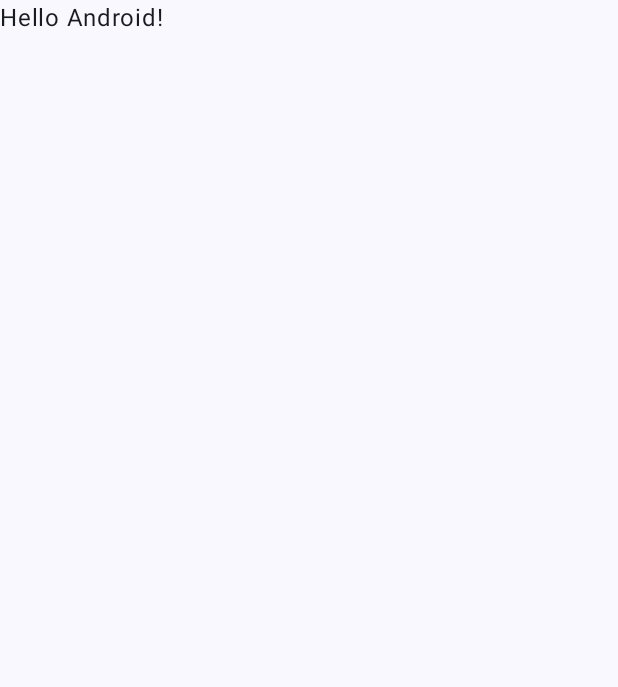
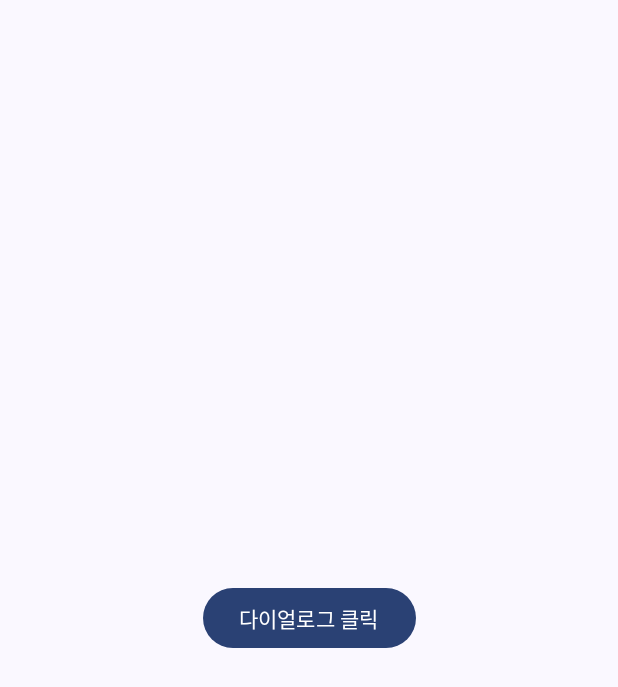
Before and after one commit to hyosikchoi/ComposePracticeRepo, an Android app built with Jetpack Compose: the screen it shows after launch (MainActivity), on a phone screen of 412 x 824 dp. Before the commit the part shown is almost empty. Shown: the top 687 px of the screen. Run offline under Robolectric (Android 15) with nearby library versions, the phone set to English and light mode, and no system bars.

Commit message:
Add - Dialog sample code practice

```diff
--- a/app/src/main/java/com/hyosik/composepractice/MainActivity.kt
+++ b/app/src/main/java/com/hyosik/composepractice/MainActivity.kt
@@ -3,13 +3,35 @@ package com.hyosik.composepractice
 import android.os.Bundle
 import androidx.activity.ComponentActivity
 import androidx.activity.compose.setContent
+import androidx.compose.foundation.background
+import androidx.compose.foundation.layout.Arrangement
+import androidx.compose.foundation.layout.Box
+import androidx.compose.foundation.layout.Column
+import androidx.compose.foundation.layout.Spacer
 import androidx.compose.foundation.layout.fillMaxSize
+import androidx.compose.foundation.layout.height
+import androidx.compose.foundation.layout.padding
+import androidx.compose.foundation.layout.width
+import androidx.compose.foundation.layout.wrapContentHeight
+import androidx.compose.foundation.shape.RoundedCornerShape
+import androidx.compose.material3.Button
+import androidx.compose.material3.Card
+import androidx.compose.material3.CardDefaults
 import androidx.compose.material3.MaterialTheme
+import androidx.compose.material3.Shapes
 import androidx.compose.material3.Surface
 import androidx.compose.material3.Text
 import androidx.compose.runtime.Composable
+import androidx.compose.runtime.getValue
+import androidx.compose.runtime.mutableStateOf
+import androidx.compose.runtime.saveable.rememberSaveable
+import androidx.compose.runtime.setValue
+import androidx.compose.ui.Alignment
 import androidx.compose.ui.Modifier
+import androidx.compose.ui.graphics.Color
+import androidx.compose.ui.graphics.Shape
 import androidx.compose.ui.tooling.preview.Preview
+import androidx.compose.ui.unit.dp
 import com.hyosik.composepractice.ui.theme.ComposePracticeTheme
 
 class MainActivity : ComponentActivity() {
@@ -22,7 +44,42 @@ class MainActivity : ComponentActivity() {
                     modifier = Modifier.fillMaxSize(),
                     color = MaterialTheme.colorScheme.background
                 ) {
-                    Greeting("Android")
+                    Column(
+                        modifier = Modifier.fillMaxSize(),
+                        verticalArrangement = Arrangement.Center,
+                        horizontalAlignment = Alignment.CenterHorizontally
+                    ) {
+
+                        var isShow by rememberSaveable {
+                            mutableStateOf(false)
+                        }
+
+                        Button(onClick = { isShow = !isShow }) {
+                            Text(text = "다이얼로그 클릭")
+                        }
+
+                        if(isShow){
+                            Box(
+                                modifier = Modifier
+                                    .width(200.dp)
+                                    .height(120.dp)
+                                    .background(Color.Black.copy(alpha = 0.7f)),
+                                contentAlignment = Alignment.Center
+
+                            ) {
+                                Card(
+                                    shape = RoundedCornerShape(3.dp)
+                                ) {
+                                    Column {
+                                        Text(text = "Hello World")
+                                        Spacer(modifier = Modifier.height(10.dp))
+                                        Text(text = "Test")
+                                    }
+                                }
+                            }
+                        }
+                    }
+
                 }
             }
         }
```
